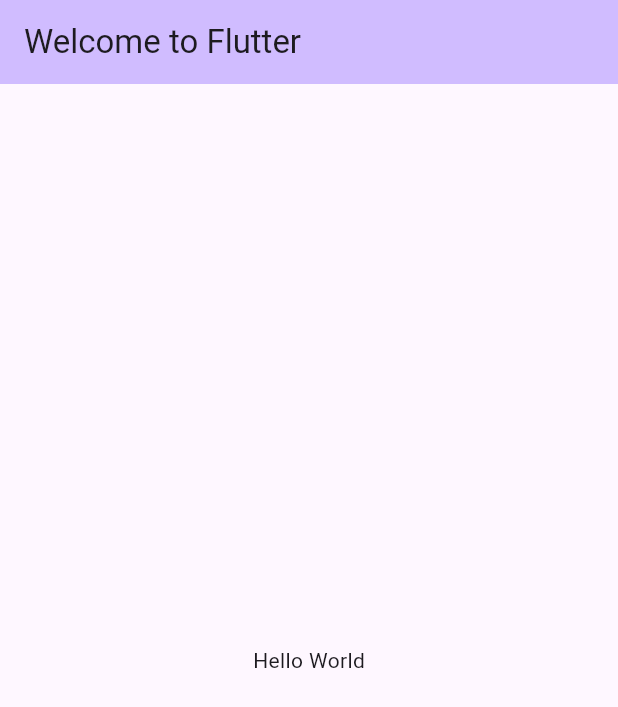
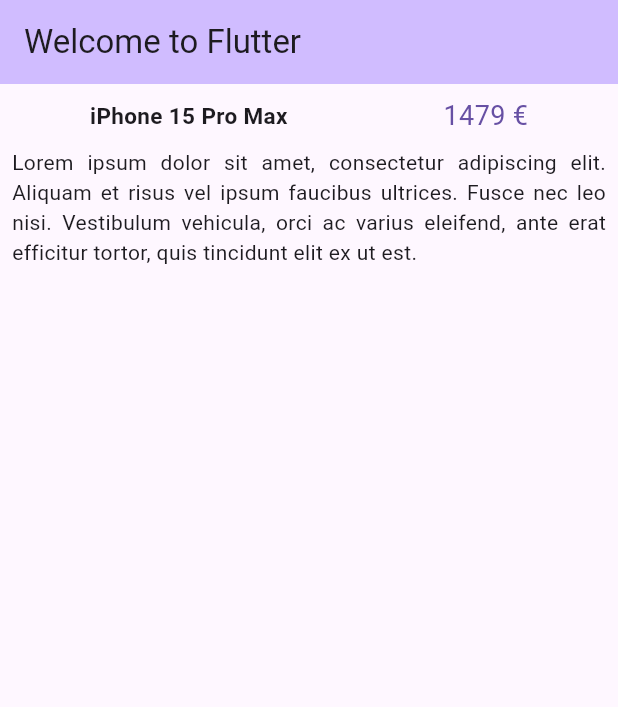
Before and after one commit to WhyRoX/2BIN-Q2-MOBILE, a Flutter app: the screen it shows after launch, on a phone screen of 412 x 824 dp. Shown: the top 707 px of the screen. Run offline on Flutter 3.47's test engine with Material 3 defaults, Android fonts, the phone set to English and light mode, and no system bars.

Commit message:
T01.3 un layout simple

```diff
--- a/tuto1/lib/main.dart
+++ b/tuto1/lib/main.dart
@@ -20,8 +20,45 @@
           backgroundColor: Theme.of(context).colorScheme.inversePrimary,
           title: const Text('Welcome to Flutter'),
         ),
-        body: const Center(
-          child: Text('Hello World'),
+        body: Center(
+          child: Padding(
+            padding: const EdgeInsets.all(8.0),
+            child: SizedBox(
+              width: 500,
+              child: Column(
+                children: [
+                  Row(
+                    mainAxisAlignment: MainAxisAlignment.spaceAround,
+                    children: [
+                      const Text(
+                        "iPhone 15 Pro Max",
+                        style: TextStyle(
+                          fontWeight: FontWeight.bold,
+                          fontSize: 15,
+                        ),
+                      ),
+                      Text(
+                        "1479 €",
+                        style: TextStyle(
+                          color: Theme.of(context).colorScheme.primary,
+                          fontSize: 18,
+                        ),
+                      ),
+                    ],
+                  ),
+                  const SizedBox(height: 8),
+                  const Text(
+                    "Lorem ipsum dolor sit amet, consectetur adipiscing elit. "
+                        "Aliquam et risus vel ipsum faucibus ultrices. "
+                        "Fusce nec leo nisi. Vestibulum vehicula, "
+                        "orci ac varius eleifend, ante erat efficitur tortor, "
+                        "quis tincidunt elit ex ut est.",
+                    textAlign: TextAlign.justify,
+                  )
+                ],
+              ),
+            ),
+          ),
         ),
       ),
     );
```
